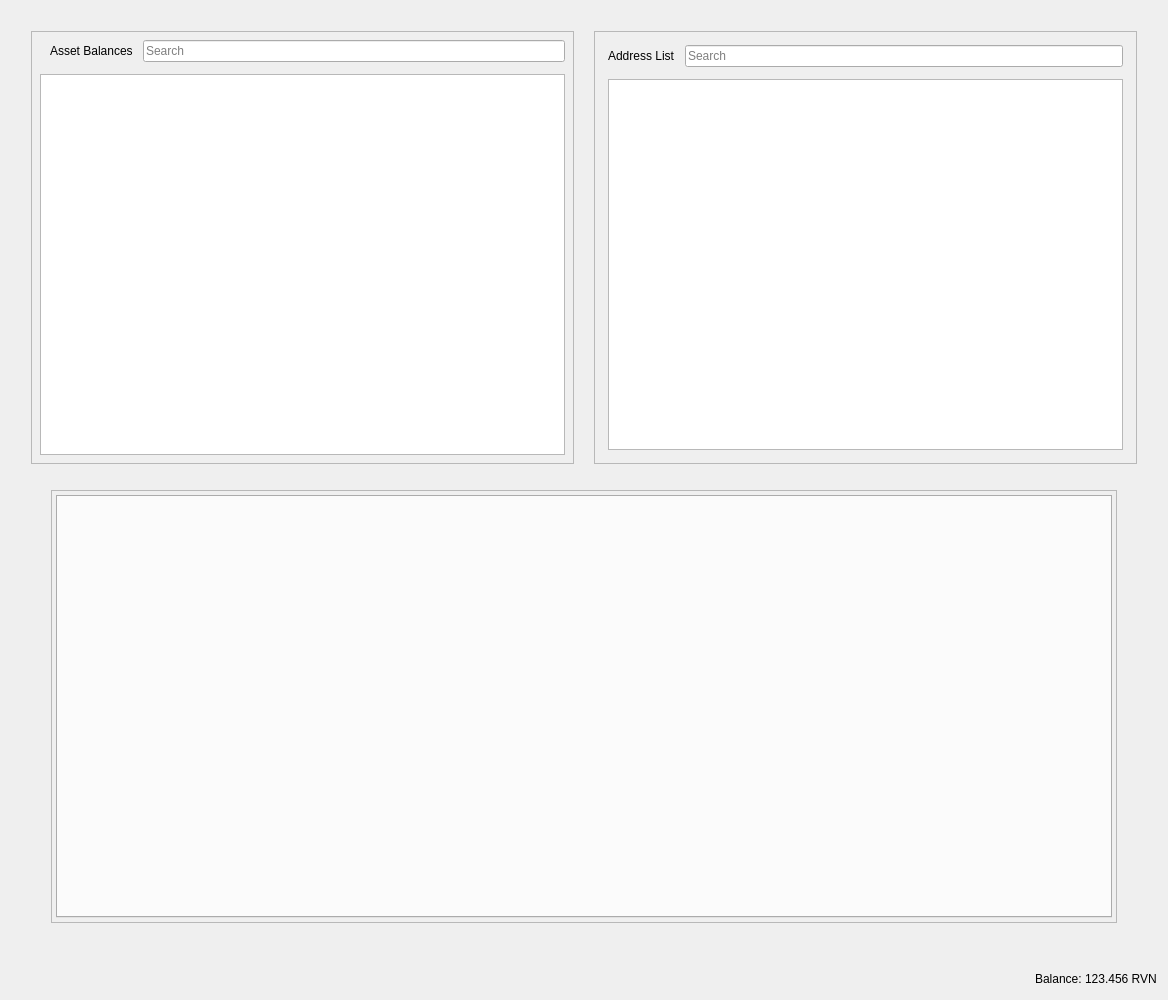
Before: the Qt Designer form src/qt/forms/restrictedassetsdialog.ui in The-Yerbas-Endeavor/yerbas, drawn with Qt 5.
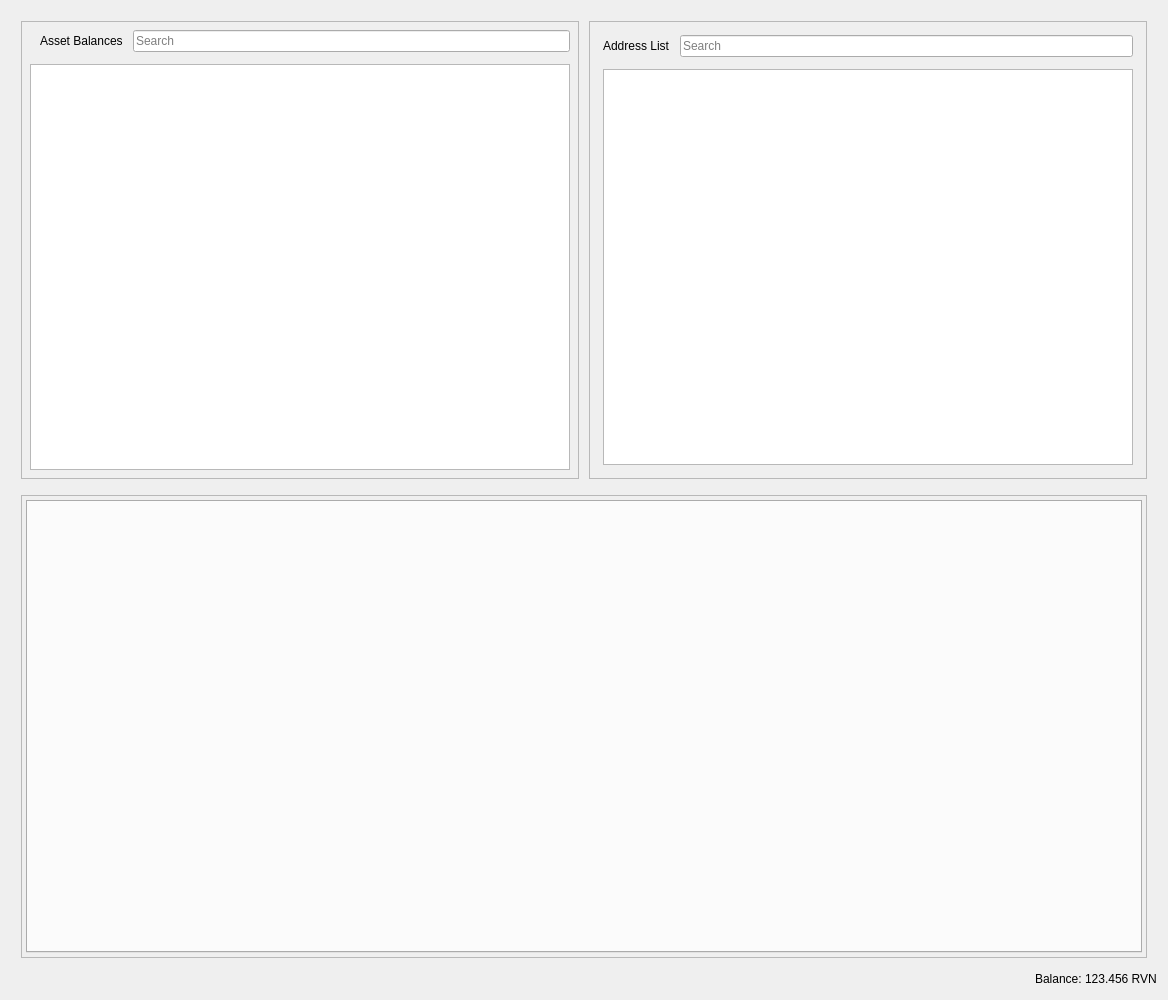
After: the same form once the commit is applied.

Patch:
```diff
--- a/src/qt/forms/restrictedassetsdialog.ui
+++ b/src/qt/forms/restrictedassetsdialog.ui
@@ -17,19 +17,19 @@
    <item>
     <layout class="QHBoxLayout" name="horizontalLayout">
      <property name="spacing">
-      <number>20</number>
+      <number>10</number>
      </property>
      <property name="leftMargin">
-      <number>20</number>
+      <number>10</number>
      </property>
      <property name="topMargin">
-      <number>20</number>
+      <number>10</number>
      </property>
      <property name="rightMargin">
-      <number>20</number>
+      <number>10</number>
      </property>
      <property name="bottomMargin">
-      <number>20</number>
+      <number>5</number>
      </property>
      <item>
       <widget class="QFrame" name="frameAssetBalance">
@@ -179,19 +179,19 @@
    <item>
     <layout class="QHBoxLayout" name="horizontalLayout_4">
      <property name="spacing">
-      <number>34</number>
+      <number>10</number>
      </property>
      <property name="leftMargin">
-      <number>40</number>
+      <number>10</number>
      </property>
      <property name="topMargin">
-      <number>0</number>
+      <number>5</number>
      </property>
      <property name="rightMargin">
-      <number>40</number>
+      <number>10</number>
      </property>
      <property name="bottomMargin">
-      <number>40</number>
+      <number>5</number>
      </property>
      <item>
       <widget class="QFrame" name="tabFrame">
```
